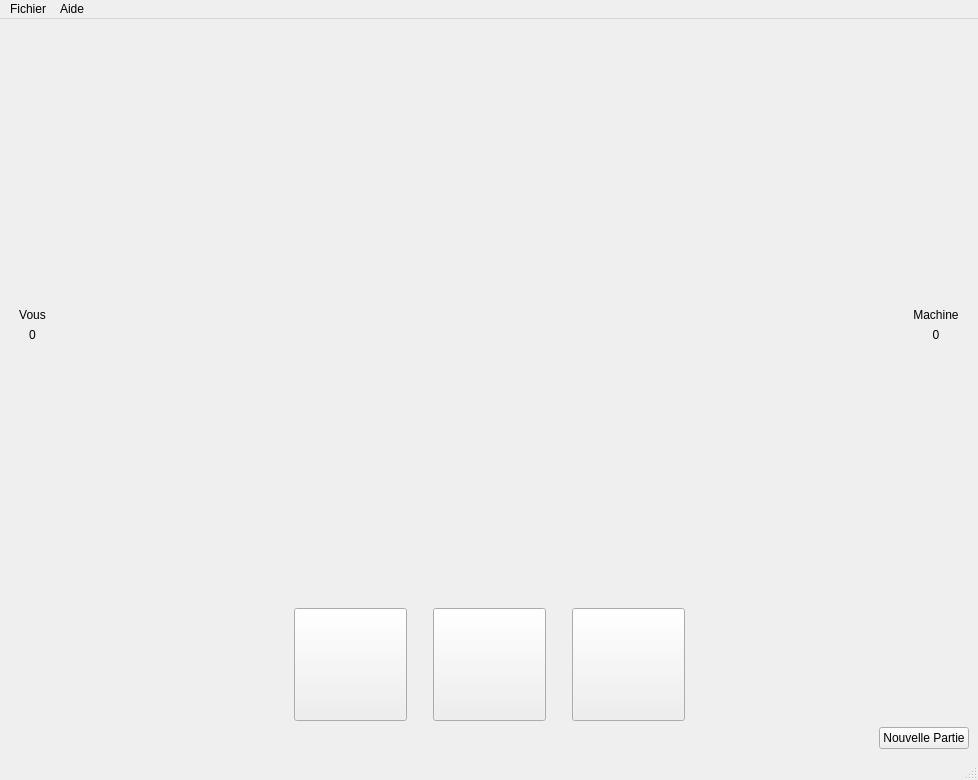
This is chifoumi/chifoumivue.ui in PCampistron/chifoumi as Qt 5 draws it before an edit. The edited form follows.
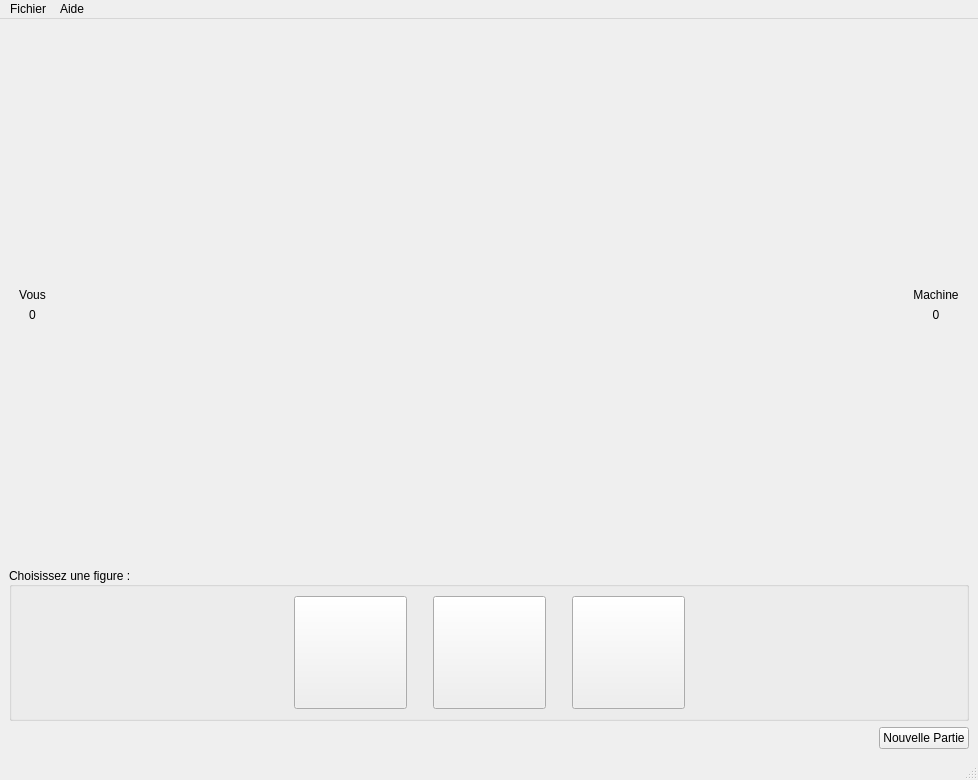
This is the edited form. Icons and pictures are not drawn.

Commit message: Amélioration de l'interface + mise en place des signaux et slots avec des qDebug.

Patch:
```diff
--- a/chifoumi/chifoumivue.ui
+++ b/chifoumi/chifoumivue.ui
@@ -251,6 +251,27 @@
        </layout>
       </item>
       <item>
+       <layout class="QHBoxLayout" name="horizontalLayout_3"/>
+      </item>
+      <item>
+       <widget class="QGroupBox" name="groupBox">
+        <property name="minimumSize">
+         <size>
+          <width>0</width>
+          <height>150</height>
+         </size>
+        </property>
+        <property name="title">
+         <string>Choisissez une figure :</string>
+        </property>
+        <property name="alignment">
+         <set>Qt::AlignLeading|Qt::AlignLeft|Qt::AlignVCenter</set>
+        </property>
+        <property name="flat">
+         <bool>false</bool>
+        </property>
+        <layout class="QVBoxLayout" name="verticalLayout">
+         <item>
        <layout class="QHBoxLayout" name="actionHLayout">
         <property name="leftMargin">
          <number>0</number>
@@ -389,6 +410,12 @@
          </spacer>
         </item>
        </layout>
+         </item>
+        </layout>
+       </widget>
+      </item>
+      <item>
+       <layout class="QHBoxLayout" name="horizontalLayout"/>
       </item>
       <item>
        <layout class="QHBoxLayout" name="buttonHLayout">
```
Lines whose indentation alone changed are shown as unchanged. The commit also changes 6 other files.
